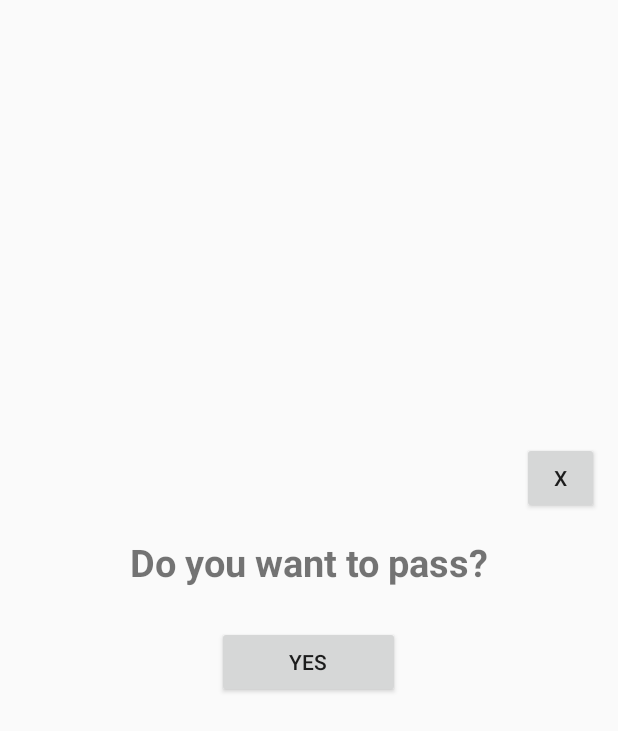
After one commit to nam-mich9/Quizzard_Studios_Project, an Android app: the layout dialoguebox.xml on its own in the app's theme, with its tools: preview values and no code run, on a phone screen of 412 x 824 dp. The commit adds this screen. Shown: the top 731 px of the screen. Run offline under Robolectric (Android 15) with nearby library versions, the phone set to English and light mode, and no system bars; network calls fail.

Commit message:
The latest and GREATEST

```diff
--- /dev/null
+++ b/QuizWiz/app/src/main/res/layout/dialoguebox.xml
@@ -0,0 +1,67 @@
+<?xml version="1.0" encoding="utf-8"?>
+<RelativeLayout xmlns:android="http://schemas.android.com/apk/res/android"
+    xmlns:app="http://schemas.android.com/apk/res-auto"
+    android:orientation="vertical"
+    android:layout_width="match_parent"
+    android:layout_height="match_parent"
+    android:layout_marginLeft = "5dp"
+    android:layout_marginRight="5dp"
+    android:gravity="center">
+
+    <Button
+        android:id="@+id/closePop"
+        android:layout_width="51dp"
+        android:layout_height="wrap_content"
+        android:layout_alignParentRight="true"
+        android:layout_marginTop="7dp"
+        android:layout_marginRight="7dp"
+        android:elevation="5dp"
+        android:text="X"/>
+
+    <androidx.cardview.widget.CardView
+        android:layout_width="match_parent"
+        android:layout_height="wrap_content"
+        app:cardCornerRadius="15dp"
+        app:cardBackgroundColor="@color/cardview_light_background"
+        android:layout_alignParentTop="true"
+        android:layout_alignParentLeft="true"
+        android:layout_alignParentStart="true"/>
+
+        <LinearLayout
+            android:layout_width="match_parent"
+            android:layout_height="wrap_content"
+            android:orientation="vertical">
+
+            <LinearLayout
+                android:layout_width="match_parent"
+                android:layout_height="198dp"
+                android:layout_marginTop="25dp"
+                android:layout_marginBottom="25dp"
+                android:gravity="center"
+                android:orientation="vertical">
+
+                <TextView
+                    android:id="@+id/Passask"
+                    android:layout_width="match_parent"
+                    android:layout_height="wrap_content"
+                    android:layout_gravity="center"
+                    android:layout_marginLeft="20dp"
+                    android:layout_marginRight="20dp"
+                    android:text="Do you want to pass?"
+                    android:textAlignment="center"
+                    android:textSize="25dp"
+                    android:textStyle="bold" />
+
+                <Button
+                    android:id="@+id/passbutton"
+                    android:layout_width="122dp"
+                    android:layout_height="wrap_content"
+                    android:layout_marginTop="25dp"
+                    android:text="Yes">
+
+                </Button>
+
+            </LinearLayout>
+        </LinearLayout>
+
+</RelativeLayout>
```
Also changed, not shown: QuizWiz/app/src/main/java/com/example/quizwiz/MainActivity.java (+6 -6 lines), QuizWiz/app/src/main/java/com/example/quizwiz/Quizmain.java (+65 -5 lines), QuizWiz/app/src/main/java/com/example/quizwiz/ShakeEventListener.java (added, +131 -0 lines), QuizWiz/app/src/main/res/drawable/ic_close_black_24dp.xml (added, +9 -0 lines).
